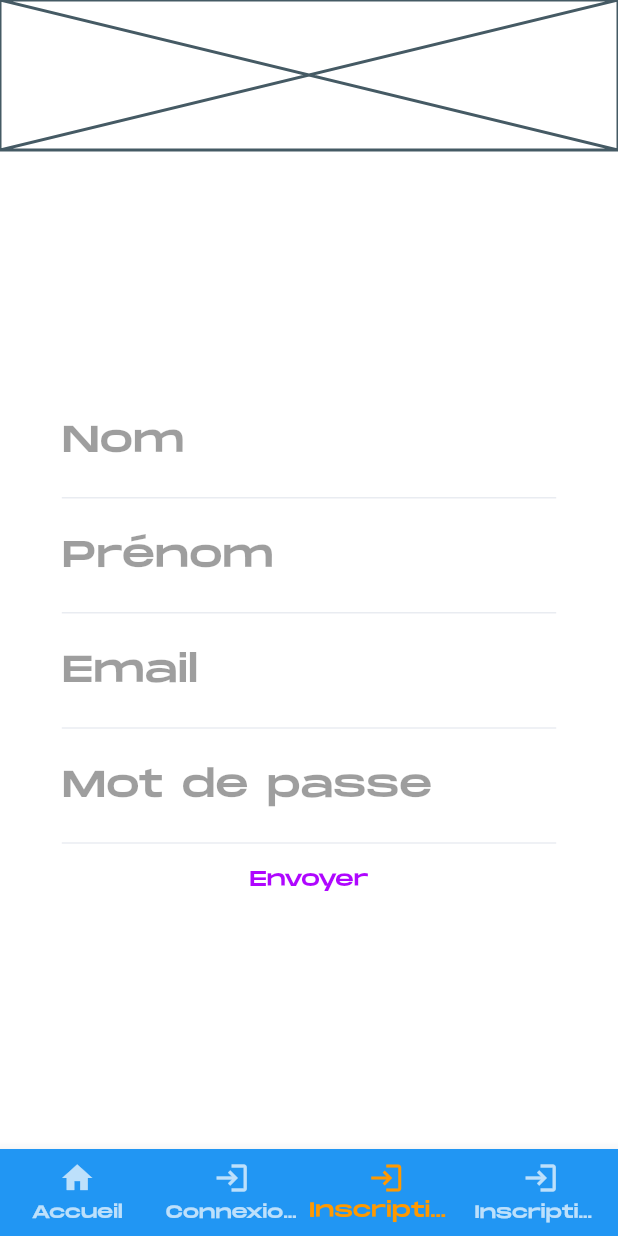
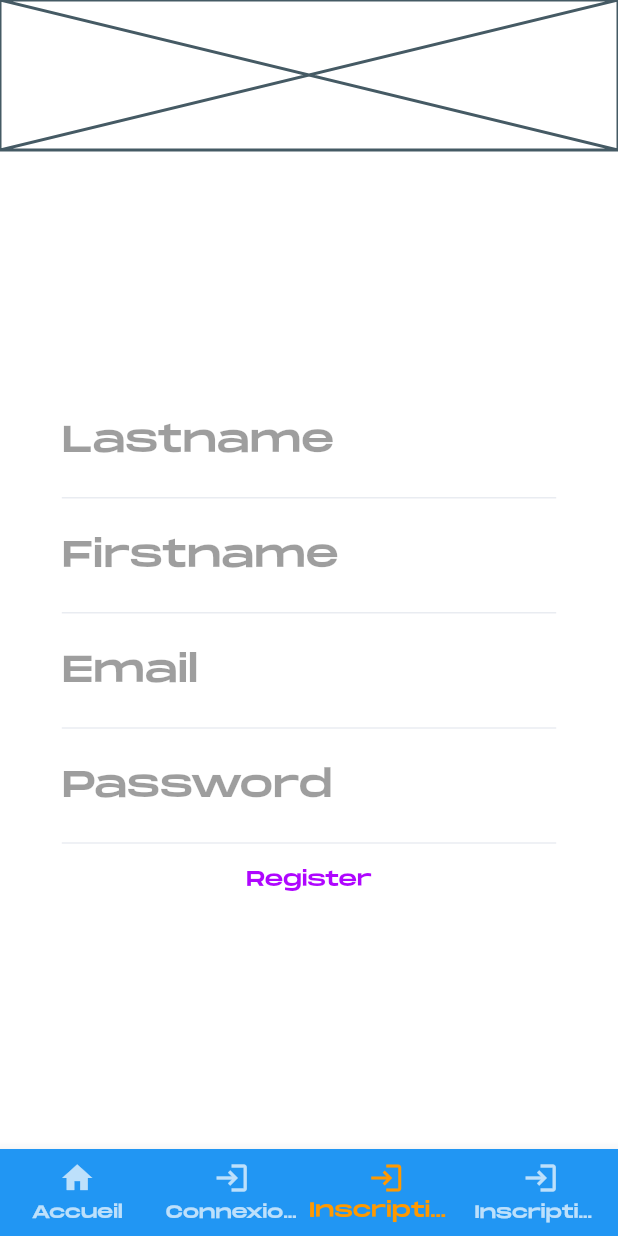
Before and after one commit to Stabien/esgi-challenge-s4, a Flutter app: the screen it shows after launch, item 3 of the bottom bar chosen, on a phone screen of 412 x 824 dp. Run offline on Flutter 3.47's test engine with Material 3 defaults, Android fonts, the phone set to English and light mode, and no system bars; our stand-ins replace dio, flutter_dotenv; generated files the repository leaves out were written again; network calls fail.

Commit message:
:sparkles: Translation

```diff
--- /dev/null
+++ b/mobile/l10n.yaml
@@ -0,0 +1,3 @@
+arb-dir: lib/l10n
+template-arb-file: app_en.arb
+output-localization-file: app_localizations.dart
--- a/mobile/lib/components/forms/customer_register_form.dart
+++ b/mobile/lib/components/forms/customer_register_form.dart
@@ -2,6 +2,7 @@ import 'package:dio/dio.dart';
 import 'package:flutter/material.dart';
 import 'package:mobile/models/user.dart';
 import 'package:mobile/services/userServices.dart';
+import 'package:mobile/utils/translate.dart';
 
 class CustomerRegisterForm extends StatefulWidget {
   const CustomerRegisterForm({super.key});
@@ -65,31 +66,33 @@ class _CustomerRegisterFormState extends State<CustomerRegisterForm> {
         children: [
           TextFormField(
             onChanged: _onLastnameInputChange,
-            decoration: const InputDecoration(
-              labelText: 'Nom',
+            decoration: InputDecoration(
+              labelText: t(context)!.lastname,
             ),
           ),
           TextFormField(
             onChanged: _onFirstnameInputChange,
-            decoration: const InputDecoration(
-              labelText: 'Prénom',
+            decoration: InputDecoration(
+              labelText: t(context)!.firstname,
             ),
           ),
           TextFormField(
             onChanged: _onEmailInputChange,
-            decoration: const InputDecoration(
-              labelText: 'Email',
+            decoration: InputDecoration(
+              labelText: t(context)!.email,
             ),
           ),
           TextFormField(
             onChanged: _onPasswordInputChange,
-            decoration: const InputDecoration(
-              labelText: 'Mot de passe',
+            decoration: InputDecoration(
+              labelText: t(context)!.password,
             ),
           ),
           TextButton(
             onPressed: _onSubmit,
-            child: const Text("Envoyer"),
+            child: Text(
+              t(context)!.register,
+            ),
           ),
         ],
       ),
--- /dev/null
+++ b/mobile/lib/l10n/app_en.arb
@@ -0,0 +1,7 @@
+{
+  "lastname": "Lastname",
+  "firstname": "Firstname",
+  "email": "Email",
+  "password": "Password",
+  "register": "Register"
+}
--- /dev/null
+++ b/mobile/lib/l10n/app_fr.arb
@@ -0,0 +1,7 @@
+{
+  "lastname": "Nom",
+  "firstname": "Prénom",
+  "email": "Email",
+  "password": "Mot de passe",
+  "register": "S'inscrire"
+}
--- a/mobile/lib/main.dart
+++ b/mobile/lib/main.dart
@@ -2,6 +2,9 @@ import 'package:flutter/material.dart';
 import 'package:mobile/theme_data.dart';
 import 'package:flutter_dotenv/flutter_dotenv.dart';
 import 'package:mobile/layout.dart';
+import 'package:flutter_localizations/flutter_localizations.dart';
+import 'package:flutter_gen/gen_l10n/app_localizations.dart';
+
 
 void main() async {
   await dotenv.load();
@@ -20,6 +23,16 @@ class MyApp extends StatelessWidget {
       debugShowCheckedModeBanner: false,
       theme: easyTheme,
       themeMode: ThemeMode.dark,
+      localizationsDelegates: const [
+        AppLocalizations.delegate,
+        GlobalMaterialLocalizations.delegate,
+        GlobalWidgetsLocalizations.delegate,
+        GlobalCupertinoLocalizations.delegate,
+      ],
+      supportedLocales: const [
+        Locale('en'),
+        Locale('fr'),
+      ],
     );
   }
 }
--- /dev/null
+++ b/mobile/lib/utils/translate.dart
@@ -0,0 +1,4 @@
+import 'package:flutter/material.dart';
+import 'package:flutter_gen/gen_l10n/app_localizations.dart';
+
+AppLocalizations? t(BuildContext context) => AppLocalizations.of(context);
--- a/mobile/pubspec.yaml
+++ b/mobile/pubspec.yaml
@@ -37,6 +37,9 @@ dependencies:
   cupertino_icons: ^1.0.6
   dio: ^5.4.3+1
   flutter_dotenv: ^5.1.0
+  flutter_localizations:
+    sdk: flutter
+  intl: any
 
 dev_dependencies:
   flutter_test:
@@ -54,6 +57,7 @@ dev_dependencies:
 
 # The following section is specific to Flutter packages.
 flutter:
+  generate: true
 
   # The following line ensures that the Material Icons font is
   # included with your application, so that you can use the icons in
```
Also changed, not shown: mobile/pubspec.lock.
